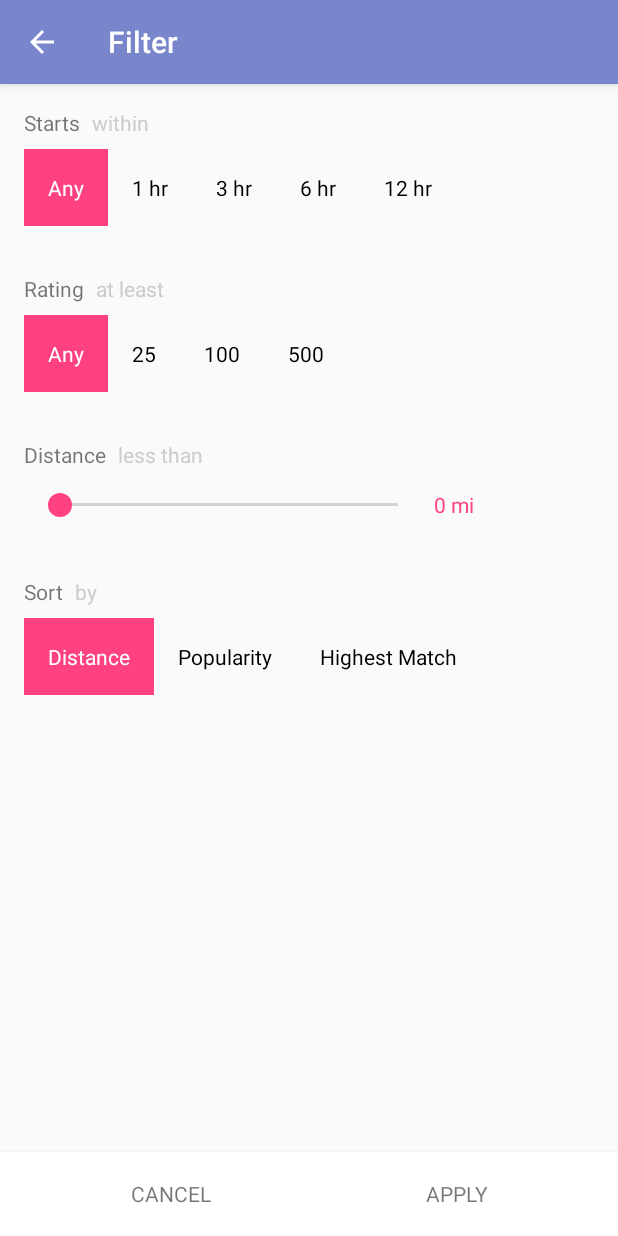
After one commit to dyzhu12/Beacon, an Android app: the FilterBeaconActivity screen opened directly, with no data from a screen before it, on a phone screen of 412 x 824 dp. The commit adds this screen. Run offline under Robolectric (Android 15) with nearby library versions, the phone set to English and light mode, and no system bars.

Commit message:
Added filter screen

```diff
--- /dev/null
+++ b/app/src/main/java/com/example/davidzhu/beacon/FilterBeaconActivity.java
@@ -0,0 +1,43 @@
+package com.example.davidzhu.beacon;
+
+import android.os.Bundle;
+import android.os.PersistableBundle;
+import android.support.v7.app.AppCompatActivity;
+import android.widget.SeekBar;
+import android.widget.TextView;
+
+/**
+ * Created by David Zhu on 5/16/2016.
+ */
+public class FilterBeaconActivity extends AppCompatActivity implements SeekBar.OnSeekBarChangeListener {
+
+    private SeekBar seekbar;
+    private TextView distanceText;
+
+    @Override
+    public void onCreate(Bundle savedInstanceState) {
+        super.onCreate(savedInstanceState);
+        setContentView(R.layout.activity_filter_beacon);
+
+        seekbar = (SeekBar) findViewById(R.id.seekBar);
+        distanceText = (TextView) findViewById(R.id.distance_text);
+
+        distanceText.setText(seekbar.getProgress() + " mi");
+        seekbar.setOnSeekBarChangeListener(this);
+    }
+
+    @Override
+    public void onProgressChanged(SeekBar seekBar, int progress, boolean fromUser) {
+        distanceText.setText(seekbar.getProgress() + " mi");
+    }
+
+    @Override
+    public void onStartTrackingTouch(SeekBar seekBar) {
+
+    }
+
+    @Override
+    public void onStopTrackingTouch(SeekBar seekBar) {
+
+    }
+}
--- a/app/src/main/java/com/example/davidzhu/beacon/MapActivity.java
+++ b/app/src/main/java/com/example/davidzhu/beacon/MapActivity.java
@@ -256,4 +256,10 @@ public class MapActivity extends AppCompatActivity implements
         mMap.moveCamera(CameraUpdateFactory.newLatLngZoom(latLng,15f));
 
     }
+
+    // listener for Filter toolbar button
+    public void showFilters(View view) {
+        Intent intent = new Intent(this, FilterBeaconActivity.class);
+        startActivity(intent);
+    }
 }
--- /dev/null
+++ b/app/src/main/res/color/filter_text_color.xml
@@ -0,0 +1,5 @@
+<?xml version="1.0" encoding="utf-8"?>
+<selector xmlns:android="http://schemas.android.com/apk/res/android">
+    <item android:state_checked="true" android:color="#ffffff"></item>
+    <item android:state_checked="false" android:color="#000000"></item>
+</selector>
--- /dev/null
+++ b/app/src/main/res/drawable/accent_background.xml
@@ -0,0 +1,6 @@
+<?xml version="1.0" encoding="utf-8"?>
+<selector xmlns:android="http://schemas.android.com/apk/res/android">
+<item>
+    <color android:color="@color/colorAccent"></color>
+</item>
+</selector>
--- /dev/null
+++ b/app/src/main/res/drawable/checkbox_background.xml
@@ -0,0 +1,5 @@
+<?xml version="1.0" encoding="utf-8"?>
+<selector xmlns:android="http://schemas.android.com/apk/res/android">
+    <item android:drawable="@drawable/accent_background" android:state_checked="true"/>
+    <item android:drawable="@drawable/transparent_background" android:state_checked="false"/>
+</selector>
--- /dev/null
+++ b/app/src/main/res/drawable/thumb_dragger.xml
@@ -0,0 +1,9 @@
+<?xml version="1.0" encoding="utf-8"?>
+<selector xmlns:android="http://schemas.android.com/apk/res/android">
+<item>
+    <shape android:shape="oval">
+        <solid android:color="@color/colorAccent"></solid>
+        <size android:width="16dp" android:height="16dp"></size>
+    </shape>
+</item>
+</selector>
--- /dev/null
+++ b/app/src/main/res/drawable/transparent_background.xml
@@ -0,0 +1,6 @@
+<?xml version="1.0" encoding="utf-8"?>
+<selector xmlns:android="http://schemas.android.com/apk/res/android">
+<item>
+    <color android:color="@android:color/transparent"></color>
+</item>
+</selector>
--- /dev/null
+++ b/app/src/main/res/layout/activity_filter_beacon.xml
@@ -0,0 +1,328 @@
+<?xml version="1.0" encoding="utf-8"?>
+<RelativeLayout
+    xmlns:android="http://schemas.android.com/apk/res/android"
+    android:layout_width="match_parent"
+    android:layout_height="match_parent">
+    <ScrollView
+        android:orientation="vertical"
+        android:layout_width="match_parent"
+        android:layout_height="match_parent">
+
+        <LinearLayout
+            android:layout_width="match_parent"
+            android:layout_height="match_parent"
+            android:orientation="vertical">
+
+
+            <!-- Starts Within Group -->
+            <LinearLayout
+                android:layout_width="match_parent"
+                android:layout_height="match_parent"
+                android:layout_margin="16dp"
+                android:orientation="vertical">
+                <LinearLayout
+                    android:layout_width="match_parent"
+                    android:layout_height="wrap_content"
+                    android:orientation="horizontal">
+                    <TextView
+                        android:layout_width="wrap_content"
+                        android:layout_height="wrap_content"
+                        android:text="@string/starts_within"/>
+                    <TextView
+                        android:layout_width="wrap_content"
+                        android:layout_height="wrap_content"
+                        android:text="@string/within"
+                        android:textColor="@color/lightGray"
+                        android:layout_marginLeft="8dp"/>
+                </LinearLayout>
+
+
+                <RadioGroup
+                    android:layout_width="match_parent"
+                    android:layout_height="match_parent"
+                    android:orientation="horizontal"
+                    android:layout_marginTop="8dp">
+                    <RadioButton
+                        android:id="@+id/any_time"
+                        android:layout_width="wrap_content"
+                        android:layout_height="match_parent"
+                        android:text="@string/any"
+                        android:checked="true"
+                        android:button="@null"
+                        android:padding="16dp"
+                        android:textColor="@color/filter_text_color"
+                        android:background="@drawable/checkbox_background"/>
+                    <RadioButton
+                        android:layout_width="wrap_content"
+                        android:layout_height="match_parent"
+                        android:text="@string/one_hour"
+                        android:button="@null"
+                        android:padding="16dp"
+                        android:textColor="@color/filter_text_color"
+                        android:background="@drawable/checkbox_background"/>
+                    <RadioButton
+                        android:layout_width="wrap_content"
+                        android:layout_height="match_parent"
+                        android:text="@string/three_hour"
+                        android:button="@null"
+                        android:padding="16dp"
+                        android:textColor="@color/filter_text_color"
+                        android:background="@drawable/checkbox_background"/>
+                    <RadioButton
+                        android:layout_width="wrap_content"
+                        android:layout_height="match_parent"
+                        android:text="@string/six_hour"
+                        android:button="@null"
+                        android:padding="16dp"
+                        android:textColor="@color/filter_text_color"
+                        android:background="@drawable/checkbox_background"/>
+                    <RadioButton
+                        android:layout_width="wrap_content"
+                        android:layout_height="match_parent"
+                        android:text="@string/twelve_hour"
+                        android:button="@null"
+                        android:padding="16dp"
+                        android:textColor="@color/filter_text_color"
+                        android:background="@drawable/checkbox_background"/>
+
+                </RadioGroup>
+            </LinearLayout>
+
+            <!-- Rating Group -->
+            <LinearLayout
+                android:layout_width="match_parent"
+                android:layout_height="match_parent"
+                android:layout_margin="16dp"
+                android:orientation="vertical">
+
+                <LinearLayout
+                    android:layout_width="match_parent"
+                    android:layout_height="wrap_content"
+                    android:orientation="horizontal">
+                    <TextView
+                        android:layout_width="wrap_content"
+                        android:layout_height="wrap_content"
+                        android:text="@string/rating"/>
+
+                    <TextView
+                        android:layout_marginLeft="8dp"
+                        android:layout_width="wrap_content"
+                        android:layout_height="wrap_content"
+                        android:text="@string/at_least"
+                        android:textColor="@color/lightGray"/>
+                </LinearLayout>
+
+
+                <RadioGroup
+                    android:layout_width="match_parent"
+                    android:layout_height="match_parent"
+                    android:orientation="horizontal"
+                    android:layout_marginTop="8dp">
+                    <RadioButton
+                        android:id="@+id/any_rating"
+                        android:layout_width="wrap_content"
+                        android:layout_height="match_parent"
+                        android:text="@string/any"
+                        android:button="@null"
+                        android:padding="16dp"
+                        android:checked="true"
+                        android:textColor="@color/filter_text_color"
+                        android:background="@drawable/checkbox_background"/>
+                    <RadioButton
+                        android:layout_width="wrap_content"
+                        android:layout_height="match_parent"
+                        android:text="@string/twentyfive"
+                        android:button="@null"
+                        android:padding="16dp"
+                        android:textColor="@color/filter_text_color"
+                        android:background="@drawable/checkbox_background"/>
+                    <RadioButton
+                        android:layout_width="wrap_content"
+                        android:layout_height="match_parent"
+                        android:text="@string/onehundred"
+                        android:button="@null"
+                        android:padding="16dp"
+                        android:textColor="@color/filter_text_color"
+                        android:background="@drawable/checkbox_background"/>
+                    <RadioButton
+                        android:layout_width="wrap_content"
+                        android:layout_height="match_parent"
+                        android:text="@string/fivehundred"
+                        android:button="@null"
+                        android:padding="16dp"
+                        android:textColor="@color/filter_text_color"
+                        android:background="@drawable/checkbox_background"/>
+                </RadioGroup>
+
+            </LinearLayout>
+
+            <!-- Distance Group -->
+            <LinearLayout
+                android:layout_width="match_parent"
+                android:layout_height="match_parent"
+                android:layout_margin="16dp"
+                android:orientation="vertical">
+
+                <LinearLayout
+                    android:layout_width="match_parent"
+                    android:layout_height="wrap_content"
+                    android:orientation="horizontal">
+                    <TextView
+                        android:layout_width="wrap_content"
+                        android:layout_height="wrap_content"
+                        android:text="@string/distance"/>
+                    <TextView
+                        android:layout_marginLeft="8dp"
+                        android:layout_width="wrap_content"
+                        android:layout_height="wrap_content"
+                        android:text="@string/less_than"
+                        android:textColor="@color/lightGray"/>
+                </LinearLayout>
+
+                <RelativeLayout
+                    android:layout_width="match_parent"
+                    android:layout_height="wrap_content"
+                    android:layout_marginTop="8dp">
+
+                    <SeekBar
+                        android:layout_width="match_parent"
+                        android:layout_height="wrap_content"
+                        android:thumb="@drawable/thumb_dragger"
+                        android:max="20"
+                        android:layout_alignParentLeft="true"
+                        android:id="@+id/seekBar"
+                        android:layout_marginLeft="8dp"
+                        android:layout_marginRight="8dp"
+                        android:layout_marginTop="8dp"
+                        android:layout_marginBottom="8dp"
+                        android:layout_toStartOf="@+id/distance_text" />
+
+                    <TextView
+                        android:layout_width="wrap_content"
+                        android:layout_height="wrap_content"
+                        android:text="@string/distance_filler"
+                        android:textColor="@color/colorAccent"
+                        android:id="@+id/distance_text"
+                        android:layout_centerVertical="true"
+                        android:layout_alignParentEnd="true"
+                        android:layout_marginEnd="80dp" />
+
+                </RelativeLayout>
+
+            </LinearLayout>
+
+            <!-- Soirt Group -->
+            <ImageView
+                android:layout_width="wrap_content"
+                android:layout_height="wrap_content"
+                android:id="@+id/imageView2"
+                android:layout_gravity="right" />
+
+            <LinearLayout
+                android:layout_width="match_parent"
+                android:layout_height="match_parent"
+                android:layout_margin="16dp"
+                android:orientation="vertical">
+
+                <LinearLayout
+                    android:layout_width="match_parent"
+                    android:layout_height="wrap_content"
+                    android:orientation="horizontal">
+                    <TextView
+                        android:layout_width="wrap_content"
+                        android:layout_height="wrap_content"
+                        android:text="@string/sort"/>
+                    <TextView
+                        android:layout_width="wrap_content"
+                        android:layout_height="wrap_content"
+                        android:text="@string/by"
+                        android:textColor="@color/lightGray"
+                        android:layout_marginLeft="8dp"/>
+                </LinearLayout>
+
+                <RadioGroup
+                    android:layout_width="match_parent"
+                    android:layout_height="match_parent"
+                    android:orientation="horizontal"
+                    android:layout_marginTop="8dp">
+                    <RadioButton
+                        android:id="@+id/distance_filter"
+                        android:layout_width="wrap_content"
+                        android:layout_height="match_parent"
+                        android:text="@string/distance"
+                        android:button="@null"
+                        android:padding="16dp"
+                        android:checked="true"
+                        android:textColor="@color/filter_text_color"
+                        android:background="@drawable/checkbox_background"/>
+                    <RadioButton
+                        android:layout_width="wrap_content"
+                        android:layout_height="match_parent"
+                        android:text="@string/popularity"
+                        android:button="@null"
+                        android:padding="16dp"
+                        android:textColor="@color/filter_text_color"
+                        android:background="@drawable/checkbox_background"/>
+                    <RadioButton
+                        android:layout_width="wrap_content"
+                        android:layout_height="match_parent"
+                        android:text="@string/highest_match"
+                        android:button="@null"
+                        android:padding="16dp"
+                        android:textColor="@color/filter_text_color"
+                        android:background="@drawable/checkbox_background"/>
+
+                </RadioGroup>
+
+            </LinearLayout>
+
+
+
+        </LinearLayout>
+
+
+    </ScrollView>
+
+    <android.support.v7.widget.Toolbar
+        android:layout_width="match_parent"
+        android:layout_height="?attr/actionBarSize"
+        android:background="#ffffff"
+        android:id="@+id/list_filter_icons"
+        android:clickable="true"
+        android:elevation="4dp"
+        android:layout_alignParentBottom="true">
+
+        <RelativeLayout
+            android:layout_width="match_parent"
+            android:layout_height="match_parent">
+
+            <LinearLayout
+                android:layout_width="match_parent"
+                android:layout_height="match_parent"
+                android:weightSum="2"
+                android:layout_alignParentStart="true">
+                <TextView
+                    android:textAlignment="center"
+                    android:layout_weight="1"
+                    android:layout_width="wrap_content"
+                    android:layout_height="wrap_content"
+                    android:text="@string/cancel"
+                    android:layout_gravity="center_vertical"
+                    android:textAllCaps="true"/>
+                <TextView
+                    android:layout_weight="1"
+                    android:layout_width="wrap_content"
+                    android:layout_height="wrap_content"
+                    android:layout_gravity="center_vertical"
+                    android:text="@string/apply"
+                    android:textAllCaps="true"
+                    android:layout_marginRight="16dp"
+                    android:textAlignment="center"/>
+
+            </LinearLayout>
+
+
+        </RelativeLayout>
+
+    </android.support.v7.widget.Toolbar>
+</RelativeLayout>
--- a/app/src/main/res/layout/search_filter_map.xml
+++ b/app/src/main/res/layout/search_filter_map.xml
@@ -38,7 +38,8 @@
                 android:layout_alignParentRight="true"
                 android:layout_centerVertical="true"
                 android:textAllCaps="true"
-                android:layout_marginRight="16dp"/>
+                android:layout_marginRight="16dp"
+                android:onClick="showFilters"/>
         </RelativeLayout>
 
     </android.support.v7.widget.Toolbar>
--- a/app/src/main/res/values/colors.xml
+++ b/app/src/main/res/values/colors.xml
@@ -3,4 +3,5 @@
     <color name="colorPrimary">#7986cb</color>
     <color name="colorPrimaryDark">#1a237e</color>
     <color name="colorAccent">#FF4081</color>
+    <color name="lightGray">#cccccc</color>
 </resources>
--- a/app/src/main/res/values/strings.xml
+++ b/app/src/main/res/values/strings.xml
@@ -58,9 +58,34 @@
 
     <!-- MISC -->
     <string name="cancel">Cancel</string>
+    <string name="apply">Apply</string>
 
     <!-- My Account Strings -->
     <string name="real_name">First Last</string>
     <string name="change_password">Change Password</string>
     <string name="saved_info">Saved Information</string>
+
+    <!-- Filter Beacon Strings -->
+    <string name="starts_within">Starts</string>
+    <string name="within">within</string>
+    <string name="any">Any</string>
+    <string name="one_hour">1 hr</string>
+    <string name="three_hour">3 hr</string>
+    <string name="six_hour">6 hr</string>
+    <string name="twelve_hour">12 hr</string>
+
+    <string name="rating">Rating</string>
+    <string name="at_least">at least</string>
+    <string name="twentyfive">25</string>
+    <string name="onehundred">100</string>
+    <string name="fivehundred">500</string>
+
+    <string name="distance">Distance</string>
+    <string name="distance_filler">0 mi</string>
+    <string name="less_than">less than</string>
+
+    <string name="sort">Sort</string>
+    <string name="by">by</string>
+    <string name="popularity">Popularity</string>
+    <string name="highest_match">Highest Match</string>
 </resources>
```
Also changed, not shown: app/src/main/AndroidManifest.xml (+9 -0 lines).
